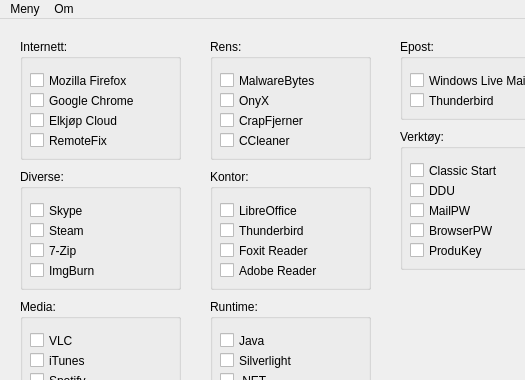
Above: kompis.ui from sirasjad/KompisUSB before the change; both pictures show x 0 to 525 and y 0 to 380 of the 772 by 662 pixel window. Below: the same form after it.
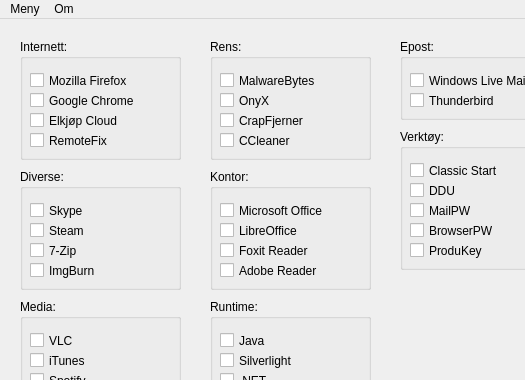
That is the form after the change. Icons and pictures are not drawn.

The edit to the form file:
```diff
--- a/kompis.ui
+++ b/kompis.ui
@@ -601,7 +601,7 @@
      <property name="geometry">
       <rect>
        <x>10</x>
-       <y>30</y>
+       <y>50</y>
        <width>121</width>
        <height>23</height>
       </rect>
@@ -614,13 +614,13 @@
      <property name="geometry">
       <rect>
        <x>10</x>
-       <y>50</y>
-       <width>121</width>
+       <y>30</y>
+       <width>131</width>
        <height>23</height>
       </rect>
      </property>
      <property name="text">
-      <string>Thunderbird</string>
+      <string>Microsoft Office</string>
      </property>
     </widget>
     <widget class="QCheckBox" name="checkBox_35">
```
Left out of the diff: 78 changed lines with no effect on the pictures.
